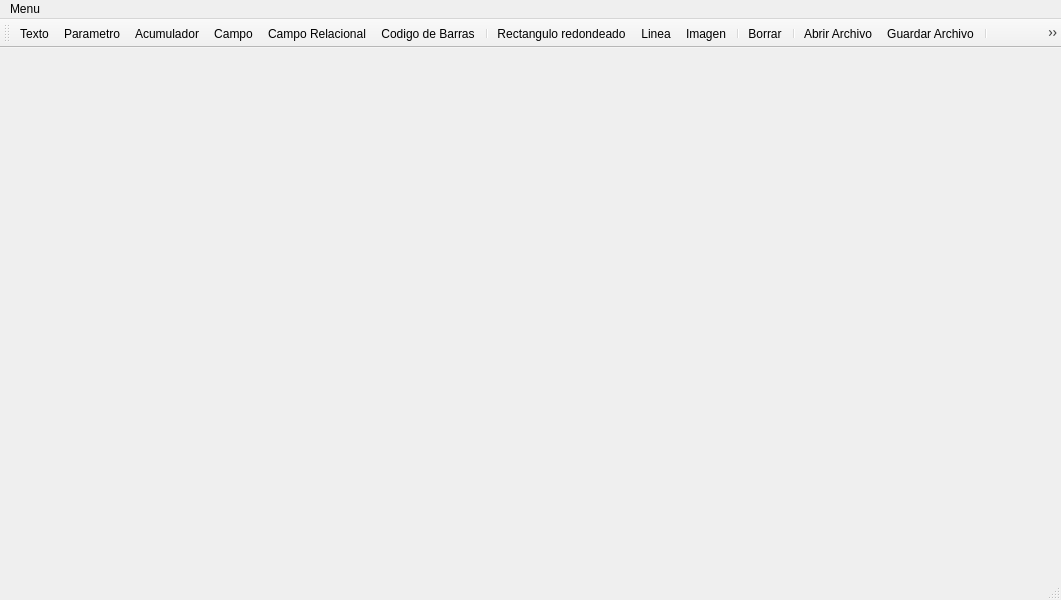
Qt form EditorReports/reportdesigwin.ui (arcnexus/RedFoX) before a commit.
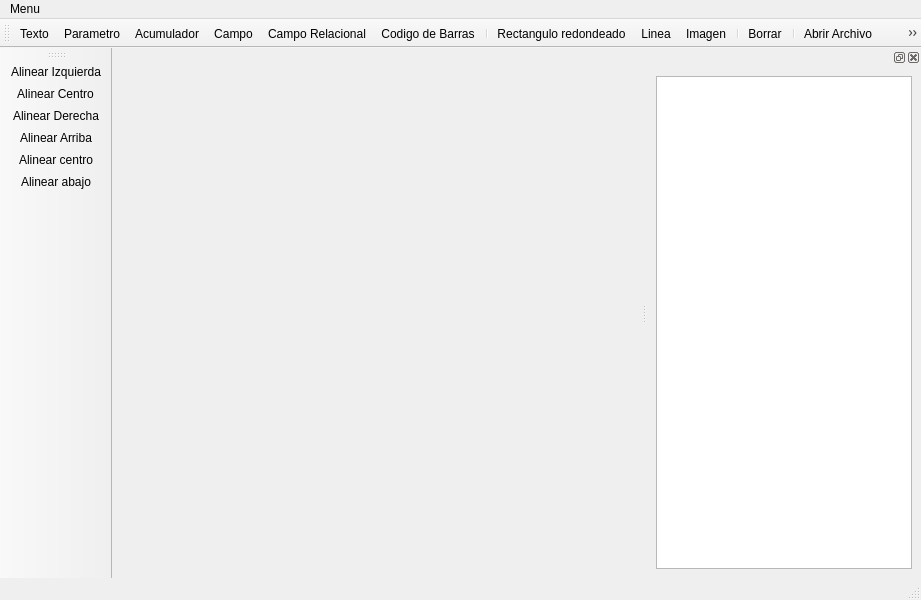
The same form after that commit. Icons and pictures are not drawn.

Commit message: Alinear y bloquear :: Editor reports

Diff of the .ui file:
```diff
--- a/EditorReports/reportdesigwin.ui
+++ b/EditorReports/reportdesigwin.ui
@@ -6,7 +6,7 @@
    <rect>
     <x>0</x>
     <y>0</y>
-    <width>1061</width>
+    <width>921</width>
     <height>600</height>
    </rect>
   </property>
@@ -19,8 +19,8 @@
     <rect>
      <x>0</x>
      <y>0</y>
-     <width>1061</width>
-     <height>21</height>
+     <width>921</width>
+     <height>19</height>
     </rect>
    </property>
    <widget class="QMenu" name="menuMenu">
@@ -71,6 +71,35 @@
    <addaction name="separator"/>
    <addaction name="actionVista_Previa"/>
   </widget>
+  <widget class="QToolBar" name="toolBar_2">
+   <property name="windowTitle">
+    <string>toolBar_2</string>
+   </property>
+   <attribute name="toolBarArea">
+    <enum>LeftToolBarArea</enum>
+   </attribute>
+   <attribute name="toolBarBreak">
+    <bool>false</bool>
+   </attribute>
+   <addaction name="actionAlinear_Izquierda"/>
+   <addaction name="actionAlinear_Centro"/>
+   <addaction name="actionAlinear_Derecha"/>
+   <addaction name="actionAlinear_Arriba"/>
+   <addaction name="actionAlinear_centro"/>
+   <addaction name="actionAlinear_abajo"/>
+  </widget>
+  <widget class="QDockWidget" name="dockWidget">
+   <attribute name="dockWidgetArea">
+    <number>2</number>
+   </attribute>
+   <widget class="QWidget" name="dockWidgetContents">
+    <layout class="QGridLayout" name="gridLayout">
+     <item row="0" column="0">
+      <widget class="QListWidget" name="itemList"/>
+     </item>
+    </layout>
+   </widget>
+  </widget>
   <action name="actionRectangulo_redondeado">
    <property name="checkable">
     <bool>true</bool>
@@ -242,6 +271,60 @@
     <string>Acumulador</string>
    </property>
   </action>
+  <action name="actionAlinear_Izquierda">
+   <property name="icon">
+    <iconset resource="resource.qrc">
+     <normaloff>:/icons/shape_align_left.png</normaloff>:/icons/shape_align_left.png</iconset>
+   </property>
+   <property name="text">
+    <string>Alinear Izquierda</string>
+   </property>
+  </action>
+  <action name="actionAlinear_Derecha">
+   <property name="icon">
+    <iconset resource="resource.qrc">
+     <normaloff>:/icons/shape_align_right.png</normaloff>:/icons/shape_align_right.png</iconset>
+   </property>
+   <property name="text">
+    <string>Alinear Derecha</string>
+   </property>
+  </action>
+  <action name="actionAlinear_Centro">
+   <property name="icon">
+    <iconset resource="resource.qrc">
+     <normaloff>:/icons/shape_align_center.png</normaloff>:/icons/shape_align_center.png</iconset>
+   </property>
+   <property name="text">
+    <string>Alinear Centro</string>
+   </property>
+  </action>
+  <action name="actionAlinear_Arriba">
+   <property name="icon">
+    <iconset resource="resource.qrc">
+     <normaloff>:/icons/shape_align_top.png</normaloff>:/icons/shape_align_top.png</iconset>
+   </property>
+   <property name="text">
+    <string>Alinear Arriba</string>
+   </property>
+  </action>
+  <action name="actionAlinear_centro">
+   <property name="icon">
+    <iconset resource="resource.qrc">
+     <normaloff>:/icons/shape_align_middle.png</normaloff>:/icons/shape_align_middle.png</iconset>
+   </property>
+   <property name="text">
+    <string>Alinear centro</string>
+   </property>
+  </action>
+  <action name="actionAlinear_abajo">
+   <property name="icon">
+    <iconset resource="resource.qrc">
+     <normaloff>:/icons/shape_align_bottom.png</normaloff>:/icons/shape_align_bottom.png</iconset>
+   </property>
+   <property name="text">
+    <string>Alinear abajo</string>
+   </property>
+  </action>
  </widget>
  <resources>
   <include location="resource.qrc"/>
```
The commit also changes 6 other files.
